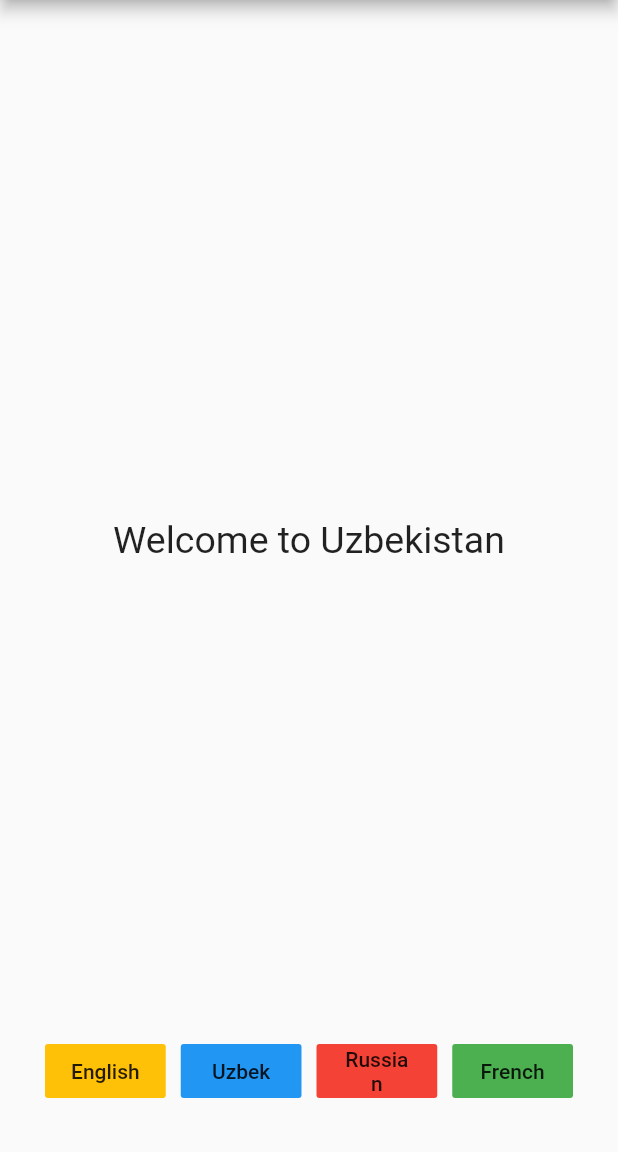
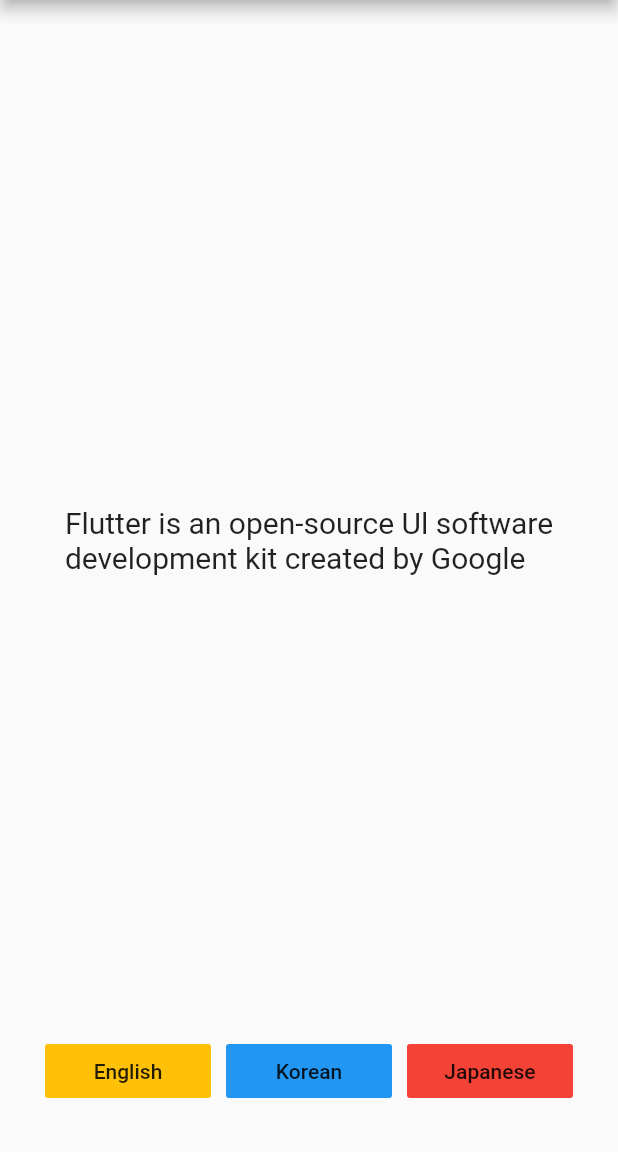
Before and after one commit to Sarvarbek20020506/packages, a Flutter app: the screen it shows after launch, on a phone screen of 412 x 824 dp, the part 84-1236 px from its top. Run offline on Flutter 3.47's test engine with Material 2 defaults, Android fonts, the phone set to English and light mode, and no system bars; our stand-ins replace easy_localization.

Commit message:
task complete

```diff
--- a/assets/translations/en-US.json
+++ b/assets/translations/en-US.json
@@ -1,3 +1,4 @@
 {
-  "welcome": "Welcome to Uzbekistan"
+  "welcome": "Welcome to Uzbekistan",
+  "info": "Flutter is an open-source Ul software\ndevelopment kit created by Google"
 }
--- /dev/null
+++ b/assets/translations/ja-JA.json
@@ -0,0 +1,4 @@
+{
+  "welcome": "ウズベキスタンへようこそ!",
+  "info": "\nFlutterはオープンソースのULソフトウェアです\nGoogleが作成した開発キット"
+}
--- /dev/null
+++ b/assets/translations/ko-KO.json
@@ -0,0 +1,4 @@
+{
+  "welcome": "우즈베키스탄에 오신 것을 환영합니다!",
+  "info": "Flutter는 오픈 소스 Ul 소프트웨어입니다.\nGoogle에서 만든 개발 키트"
+}
--- a/lib/main.dart
+++ b/lib/main.dart
@@ -7,7 +7,7 @@ void main() async{
   await EasyLocalization.ensureInitialized();
   runApp(
     EasyLocalization(
-      supportedLocales: [Locale("en","US"),Locale("ru","RU"),Locale("uz","UZ"),Locale('fr','FR')],
+      supportedLocales: [Locale("en","US"),Locale("ko","KO"),Locale("ja","JA"),Locale('fr','FR')],
       path: 'assets/translations',
       fallbackLocale: Locale("en","US"),
       child: MyApp(),
--- a/lib/pages/home_page.dart
+++ b/lib/pages/home_page.dart
@@ -20,7 +20,7 @@ class _HomePageState extends State<HomePage> {
           mainAxisAlignment: MainAxisAlignment.end,
           children: [
             Expanded(child:Center(
-              child: Text('welcome',style: TextStyle(fontSize: 25),).tr(),
+              child: Text('info',style: TextStyle(fontSize: 20),).tr(),
             )),
             Row(
               children: [
@@ -37,32 +37,23 @@ class _HomePageState extends State<HomePage> {
                 Expanded(
                     child:FlatButton(
                       onPressed: (){
-                        context.locale=const Locale('uz','UZ');
+                        context.locale=const Locale('ko','KO');
                       },
                       color: Colors.blue,
-                      child: Text("Uzbek",),
+                      child: Text("Korean",),
                     ),
                 ),
                 SizedBox(width: 10,),
                 Expanded(
                     child:FlatButton(
                       onPressed: (){
-                        context.locale=const Locale('ru','RU');
+                        context.locale=const Locale('ja','JA');
                       },
                       color: Colors.red,
-                      child: Text("Russian",textAlign: TextAlign.center,),
+                      child: Text("Japanese",textAlign: TextAlign.center,),
                     ),
                 ),
-                SizedBox(width: 10,),
-                Expanded(
-                    child:FlatButton(
-                      onPressed: (){
-                        context.locale=const Locale('fr','FR');
-                      },
-                      color: Colors.green,
-                      child: Text("French",textAlign: TextAlign.center,),
-                    ),
-                  ),
+
               ],
             ),
           ],
```
